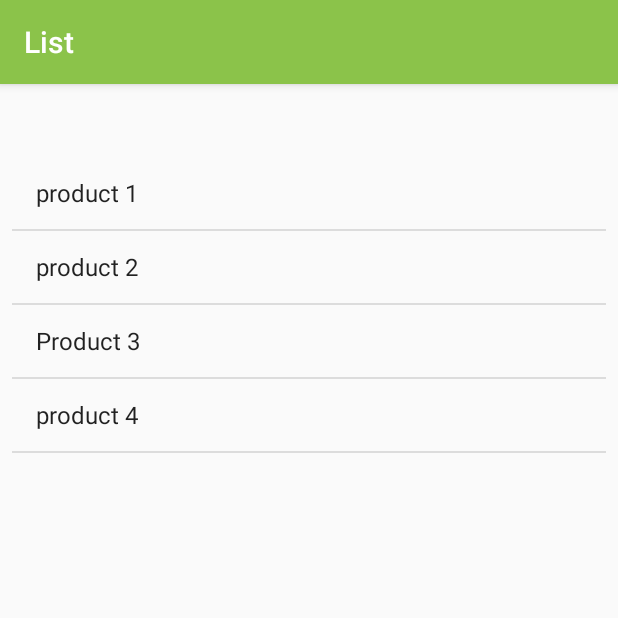
After one commit to JaeNakamoto/Green_List, an Android app: the ShoppingList screen opened directly, with no data from a screen before it, on a phone screen of 412 x 824 dp, the top half of it. The commit adds this screen. Run offline under Robolectric (Android 15) with nearby library versions, the phone set to English and light mode, and no system bars.

Commit message:
Added: -List naming -Hardcoded list

```diff
--- a/app/src/main/AndroidManifest.xml
+++ b/app/src/main/AndroidManifest.xml
@@ -9,9 +9,11 @@
         android:roundIcon="@mipmap/ic_launcher_round"
         android:supportsRtl="true"
         android:theme="@style/AppTheme">
+        <activity android:name=".ui.ShoppingList"
+            android:label="List" />
         <activity
             android:name=".ui.CreateList"
-            android:label="Create new list"></activity>
+            android:label="Create new list" />
         <activity
             android:name=".MainActivity"
             android:label="@string/app_name">
--- a/app/src/main/java/com/zero/greenlist/ui/CreateList.java
+++ b/app/src/main/java/com/zero/greenlist/ui/CreateList.java
@@ -5,14 +5,27 @@ import androidx.appcompat.app.AppCompatActivity;
 import android.content.Intent;
 import android.os.Bundle;
 import android.view.View;
+import android.widget.EditText;
 
 import com.zero.greenlist.R;
 
 public class CreateList extends AppCompatActivity {
 
+    public static final String STRING_NAAM = "com.zero.greenlist.greenlist.extra.NAAM";
+    private EditText mNaamEditText;
+
     @Override
     protected void onCreate(Bundle savedInstanceState) {
         super.onCreate(savedInstanceState);
         setContentView(R.layout.activity_create_list);
+        mNaamEditText = findViewById(R.id.new_list_name);
     }
+
+    public void launchListActivity(View view) {
+        Intent intent = new Intent(this, ShoppingList.class);
+        String listNaam = mNaamEditText.getText().toString();
+        intent.putExtra(STRING_NAAM, listNaam);
+        startActivity(intent);
+    }
+
 }
--- /dev/null
+++ b/app/src/main/java/com/zero/greenlist/ui/ShoppingList.java
@@ -0,0 +1,40 @@
+package com.zero.greenlist.ui;
+
+import androidx.appcompat.app.AppCompatActivity;
+
+import android.content.Intent;
+import android.os.Bundle;
+import android.widget.ArrayAdapter;
+import android.widget.ListView;
+import android.widget.TextView;
+
+import com.zero.greenlist.R;
+
+import java.util.ArrayList;
+import java.util.Collections;
+import java.util.List;
+
+public class ShoppingList extends AppCompatActivity {
+
+    ArrayList<String> boodschappenlijst = null;
+    ArrayAdapter<String> adapter = null;
+    ListView lv = null;
+
+    @Override
+    protected void onCreate(Bundle savedInstanceState) {
+        super.onCreate(savedInstanceState);
+        setContentView(R.layout.activity_shopping_list);
+
+        Intent intent = getIntent();
+        String listNaam = intent.getStringExtra(CreateList.STRING_NAAM);
+        TextView textView = findViewById(R.id.list_titel);
+        textView.setText(listNaam);
+
+        boodschappenlijst = new ArrayList<>();
+        Collections.addAll(boodschappenlijst, "product 1", "product 2", "Product 3");
+        boodschappenlijst.add("product 4");
+        adapter = new ArrayAdapter<>(this, android.R.layout.simple_list_item_1, boodschappenlijst);
+        lv = (ListView)  findViewById(R.id.listView);
+        lv.setAdapter(adapter);
+    }
+}
--- a/app/src/main/res/layout/activity_create_list.xml
+++ b/app/src/main/res/layout/activity_create_list.xml
@@ -40,8 +40,9 @@
             android:layout_marginRight="8sp"
             android:layout_marginBottom="8sp"
             android:background="#FFFFFF"
-            android:text="@string/create"
-            android:textColor="@color/colorAccent" />
+            android:text="@string/create_list"
+            android:textColor="@color/colorAccent"
+            android:onClick="launchListActivity"/>
 
     </androidx.cardview.widget.CardView>
 
--- /dev/null
+++ b/app/src/main/res/layout/activity_shopping_list.xml
@@ -0,0 +1,37 @@
+<?xml version="1.0" encoding="utf-8"?>
+<androidx.constraintlayout.widget.ConstraintLayout xmlns:android="http://schemas.android.com/apk/res/android"
+    xmlns:app="http://schemas.android.com/apk/res-auto"
+    xmlns:tools="http://schemas.android.com/tools"
+    android:layout_width="match_parent"
+    android:layout_height="match_parent"
+    tools:context=".ui.ShoppingList">
+
+    <TextView
+        android:id="@+id/list_titel"
+        android:layout_width="wrap_content"
+        android:layout_height="wrap_content"
+        android:layout_marginStart="8dp"
+        android:layout_marginLeft="8dp"
+        android:layout_marginTop="16dp"
+        android:textAppearance="@style/TextAppearance.AppCompat.Medium"
+        android:textStyle="bold"
+        app:layout_constraintStart_toStartOf="parent"
+        app:layout_constraintTop_toTopOf="parent" />
+
+    <ListView
+        android:id="@+id/listView"
+        android:layout_width="0dp"
+        android:layout_height="0dp"
+        android:layout_marginStart="8dp"
+        android:layout_marginLeft="8dp"
+        android:layout_marginTop="8dp"
+        android:layout_marginEnd="8dp"
+        android:layout_marginRight="8dp"
+        android:layout_marginBottom="16dp"
+        app:layout_constraintBottom_toBottomOf="parent"
+        app:layout_constraintEnd_toEndOf="parent"
+        app:layout_constraintHorizontal_bias="0.0"
+        app:layout_constraintStart_toStartOf="parent"
+        app:layout_constraintTop_toBottomOf="@+id/list_titel"
+        app:layout_constraintVertical_bias="1.0" />
+</androidx.constraintlayout.widget.ConstraintLayout>
--- a/app/src/main/res/values/strings.xml
+++ b/app/src/main/res/values/strings.xml
@@ -9,5 +9,5 @@
     <string name="title_traschcan">Trashcan</string>
     <string name="title_trashcan">Trashcan</string>
     <string name="new_list">New List</string>
-    <string name="create">Create</string>
+    <string name="create_list">Create</string>
 </resources>
```
